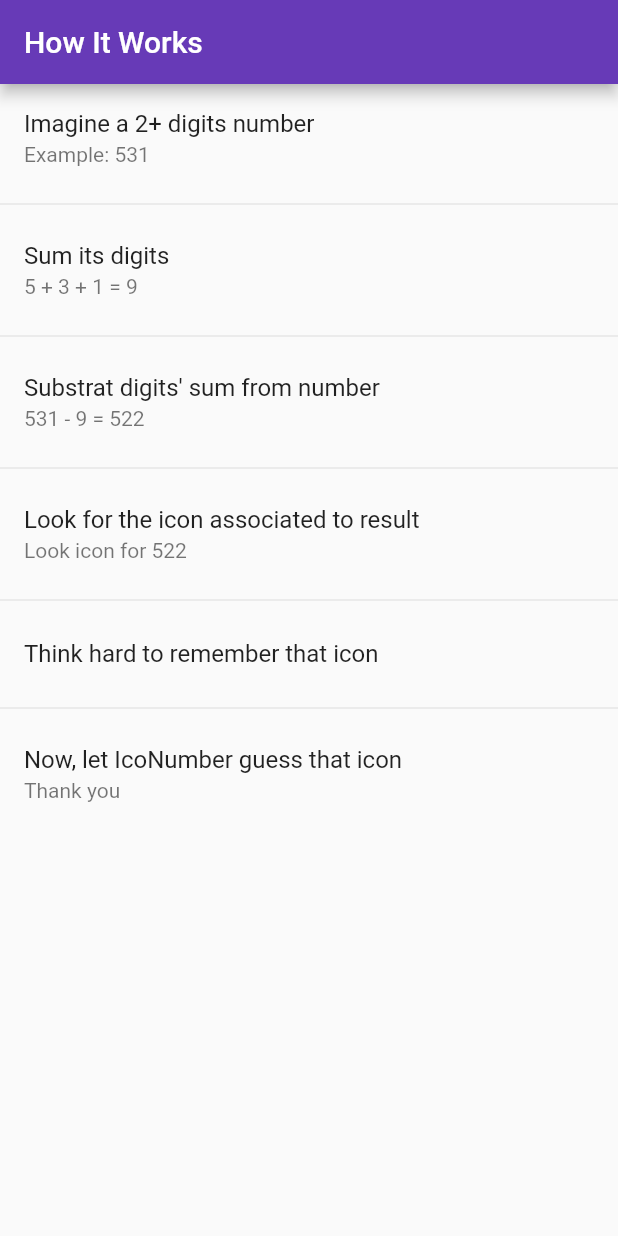
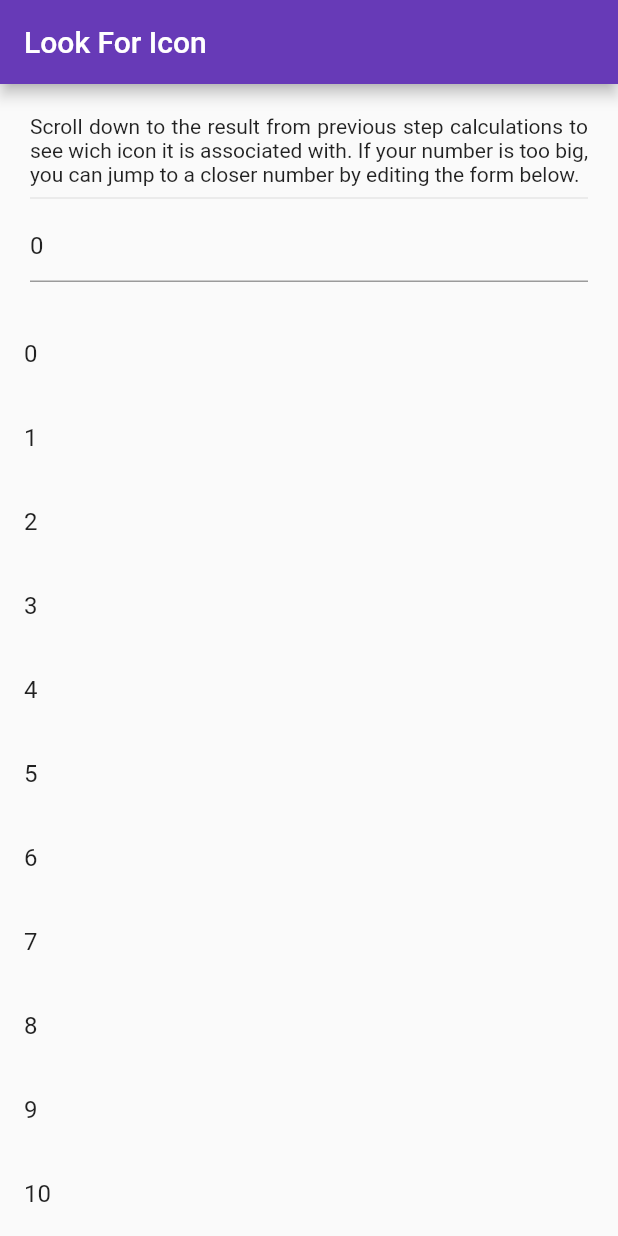
Before and after one commit to squall-io/ico_number, a Flutter app: the screen it shows after launch, on a phone screen of 412 x 824 dp. Run offline on Flutter 3.47's test engine with Material 2 defaults, Android fonts, the phone set to English and light mode, and no system bars; our stand-ins replace flutter_i18n.

Commit message:
LookIconScreen with configurable start

```diff
--- a/assets/i18n/en.yaml
+++ b/assets/i18n/en.yaml
@@ -1,6 +1,7 @@
 screen:
   title:
     how-to: How It Works
+    look-icon: Look For Icon
 
 step:
   description:
@@ -14,3 +15,14 @@ step:
   example:
     imagine: 'Example: {number}'
     look-icon: 'Look icon for {difference}'
+
+look-icon:
+  validation:
+    invalid-list-from: Invalid | Expect a positive number
+  description:
+    Scroll down to the result from previous
+    step calculations to see wich icon it is
+    associated with. If your number is too
+    big, you can jump to a closer number by
+    editing the form below.
+  list-from: List numbers starting at
--- /dev/null
+++ b/lib/look-icon.screen.dart
@@ -0,0 +1,94 @@
+import 'package:flutter/cupertino.dart';
+import 'package:flutter/material.dart';
+import 'package:flutter_i18n/flutter_i18n.dart';
+import 'package:ico_number/widget.factory.dart';
+
+
+
+class LookIconScreen extends StatefulWidget {
+
+  static const _divider = Divider();
+
+  @override
+  _LookIconScreenState createState() => _LookIconScreenState();
+
+}
+
+class _LookIconScreenState extends State<LookIconScreen> {
+
+  final _listFrom = TextEditingController(text: '0');
+
+  _LookIconScreenState() {
+    _listFrom.addListener(() => setState(() {}));
+  }
+
+  @override
+  Widget build(BuildContext context) =>
+    WidgetFactory.getScaffold(
+      child: ListView.builder(
+        itemBuilder: (builder, index) {
+          switch (index) {
+            case 0:
+              return WidgetFactory.getPadding(
+                child: Column(
+                  children: <Widget>[
+                    I18nText('look-icon.description', child: Text('', textAlign: TextAlign.justify)),
+                    LookIconScreen._divider,
+                    _ListFromInput(
+                      context: context,
+                      controller: _listFrom,
+                    ),
+                  ],
+                )
+              );
+            default:
+              return ListTile(
+                title: Text('${ index + (double.tryParse(_listFrom.text)?.toInt() ?? 0) - 1 }'),
+              );
+          }
+        }
+      ),
+      title: FlutterI18n.translate(context, 'screen.title.look-icon'),
+    );
+
+}
+
+class _ListFromInput extends StatelessWidget {
+
+  static final _formKey = GlobalKey<FormState>();
+
+  final TextEditingController _controller;
+
+  _ListFromInput({Key key, @required TextEditingController controller, BuildContext context }):
+    _controller = controller,
+    super(key: key) {
+      _controller.addListener(() =>
+        _formKey.currentState.validate()
+      );
+  }
+
+
+  @override
+  Widget build(BuildContext context) =>
+    Form(
+      key: _formKey,
+      child: TextFormField(
+        controller: _controller,
+        validator: (value) {
+          String error;
+
+          if (null == double.tryParse(value)?.toInt())
+            error = FlutterI18n.translate(context, 'look-icon.validation.invalid-list-from');
+
+          return error;
+        },
+        keyboardType: TextInputType.numberWithOptions(),
+        decoration: InputDecoration(
+          hintText: FlutterI18n.translate(context, 'look-icon.list-from'),
+        ),
+      ),
+    );
+
+
+
+}
--- a/lib/main.dart
+++ b/lib/main.dart
@@ -1,7 +1,7 @@
 import 'package:flutter/material.dart';
 import 'package:flutter_i18n/flutter_i18n.dart';
 import 'package:flutter_localizations/flutter_localizations.dart';
-import 'package:ico_number/how-to/how-to.screen.dart';
+import 'package:ico_number/look-icon.screen.dart';
 
 
 
@@ -15,7 +15,7 @@ class EntryWidget extends StatelessWidget {
   @override
   Widget build(BuildContext context) =>
     MaterialApp(
-      home: HowToScreen(),
+      home: LookIconScreen(),
       localizationsDelegates: [
         FlutterI18nDelegate(
           translationLoader: FileTranslationLoader(
--- a/lib/widget.factory.dart
+++ b/lib/widget.factory.dart
@@ -1,17 +1,21 @@
+import 'package:flutter/material.dart';
+import 'package:flutter/services.dart';
 
 
 
-import 'package:flutter/material.dart';
-import 'package:flutter/services.dart';
+class WidgetFactory {
 
-class WidgetFactory {
+  static Padding getPadding({ Widget child }) =>
+      Padding(
+        child: child,
+        padding: const EdgeInsets.all(20),
+      );
 
   static AppBar getAppBar({ String title }) =>
     AppBar(
       title: Text(title),
       backgroundColor: Colors.deepPurple,
     );
-
   static Widget getScaffold({ @required String title, Widget child }) =>
     AnnotatedRegion<SystemUiOverlayStyle>(
       value: SystemUiOverlayStyle(),
@@ -20,4 +24,5 @@ class WidgetFactory {
         body: child ?? Container(),
       ),
     );
+
 }
```
